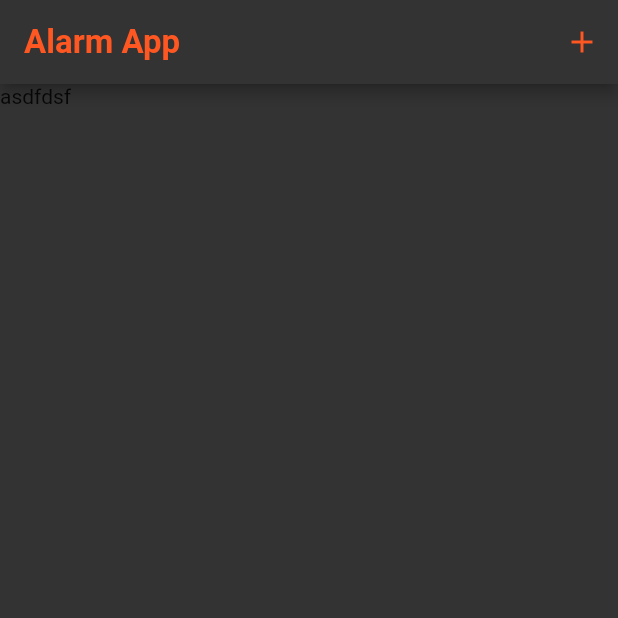
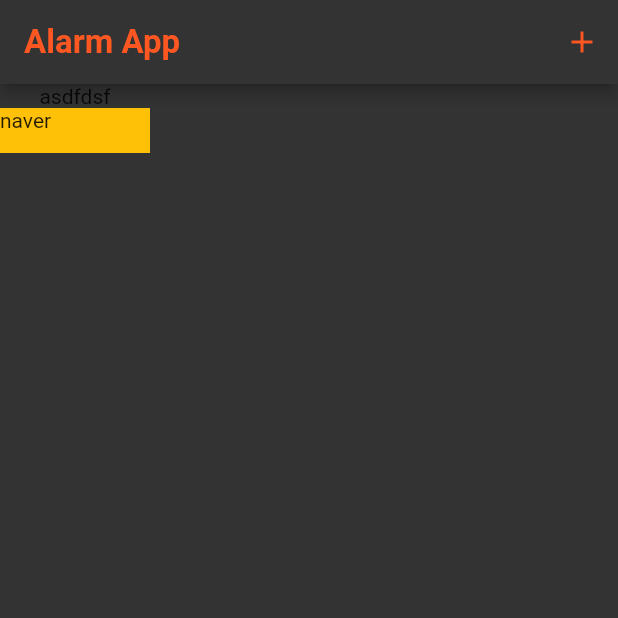
Before and after one commit to boglbbogl/flutter_alarm_app, a Flutter app: the screen it shows after launch, on a phone screen of 412 x 824 dp, the top half of it. Run offline on Flutter 3.47's test engine with Material 2 defaults, Android fonts, the phone set to English and light mode, and no system bars; our stand-ins replace flutter_local_notifications, timezone; missing offline and left inert: flutter_naver_login.

Commit message:
naver login

```diff
--- a/lib/ui/main_screen.dart
+++ b/lib/ui/main_screen.dart
@@ -4,6 +4,7 @@ import 'package:flutter/services.dart';
 import 'package:flutter_alarm_app/state/main_provider.dart';
 import 'package:flutter_alarm_app/ui/splash_screen.dart';
 import 'package:flutter_alarm_app/ui/test_case.dart';
+import 'package:flutter_naver_login/flutter_naver_login.dart';
 import 'package:provider/provider.dart';
 
 class MainScreen extends StatelessWidget {
@@ -43,7 +44,24 @@ class MainScreen extends StatelessWidget {
                 ],
                 backgroundColor: const Color.fromRGBO(51, 51, 51, 1),
               ),
-              body: Text(p.test),
+              body: Column(
+                children: [
+                  Text(p.test),
+                  GestureDetector(
+                      onTap: () async {
+                        NaverLoginResult? _result =
+                            await FlutterNaverLogin.logIn();
+                        print(_result.accessToken.accessToken);
+                        print(_result.account.email);
+                      },
+                      child: Container(
+                        color: Colors.amber,
+                        width: 100,
+                        height: 30,
+                        child: const Text('naver'),
+                      ))
+                ],
+              ),
             );
           }
         },
--- a/pubspec.yaml
+++ b/pubspec.yaml
@@ -36,6 +36,7 @@ dependencies:
   cupertino_icons: ^1.0.2
   flutter_local_notifications: ^12.0.2
   provider: ^6.0.4
+  flutter_naver_login: ^1.6.0
 
 dev_dependencies:
   flutter_test:
```
Also changed, not shown: pubspec.lock, 3 other files.
